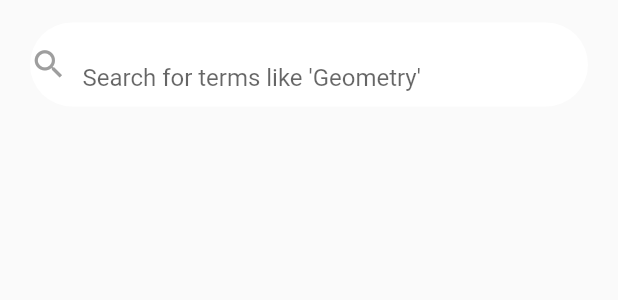
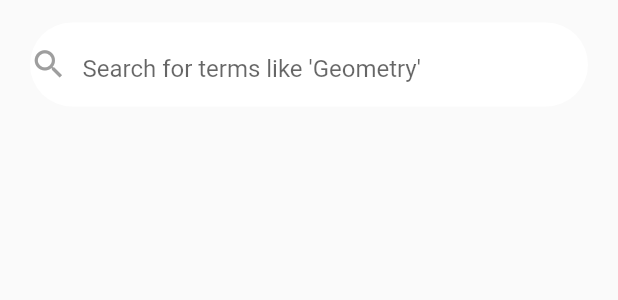
Before and after one commit to Pranav2918/UI_Design, a Flutter app: what searchBar() shows on an empty page, opened directly, on a phone screen of 412 x 824 dp. Shown: the top 300 px of the screen. Run offline on Flutter 3.47's test engine with Material 2 defaults, Android fonts, the phone set to English and light mode, and no system bars; our stand-ins replace flutter_screenutil, flutter_typeahead, font_awesome_flutter, share; network calls fail.

Commit message:
Designing pages of web

```diff
--- a/lib/screens/lesson/cards.dart
+++ b/lib/screens/lesson/cards.dart
@@ -3,8 +3,9 @@ import 'package:font_awesome_flutter/font_awesome_flutter.dart';
 import 'package:task_5/screens/lesson/sheetcards.dart';
 import 'package:task_5/screens/lesson/sheetheader.dart';
 
+// ignore: must_be_immutable
 class Cards extends StatelessWidget {
-  double finalHeight = 780;
+  double finalWidth = 400;
   final List<Map> cardList = [
     {
       'name': 'Mathematik',
@@ -36,7 +37,7 @@ class Cards extends StatelessWidget {
     return SingleChildScrollView(
       child: Container(
         margin: EdgeInsets.only(
-            top: MediaQuery.of(context).size.height < finalHeight ? 230 : 330,
+            top: MediaQuery.of(context).size.width < finalWidth ? 220 : 330,
             left: 15,
             right: 15),
         child: Column(
--- a/lib/screens/lesson/homepage.dart
+++ b/lib/screens/lesson/homepage.dart
@@ -1,22 +1,12 @@
 import 'package:flutter/material.dart';
-import 'package:flutter_screenutil/flutter_screenutil.dart';
-import 'package:task_5/screens/lesson/view1.dart';
-import 'package:task_5/screens/lesson/view2.dart';
+import 'package:task_5/screens/lesson/lessonview.dart';
 
 class HomePage extends StatelessWidget {
   @override
   Widget build(BuildContext context) {
     Size screenSize = MediaQuery.of(context).size;
     return Scaffold(
-      body: SafeArea(child: LayoutBuilder(
-        builder: (context, constraints) {
-          if (screenSize.height < 780) {
-            return View1();
-          } else {
-            return View2();
-          }
-        },
-      )),
+      body: SafeArea(child: LessonView()),
     );
   }
 }
--- a/lib/screens/lesson/view2.dart
+++ b/lib/screens/lesson/lessonview.dart
@@ -2,16 +2,17 @@ import 'package:flutter/material.dart';
 import 'package:task_5/screens/lesson/cards.dart';
 import 'package:task_5/screens/lesson/searchbar.dart';
 
-class View2 extends StatelessWidget {
+class LessonView extends StatelessWidget {
   String urlImage =
       "https://images.unsplash.com/photo-1419242902214-272b3f66ee7a?ixlib=rb-1.2.1&ixid=MnwxMjA3fDB8MHxzZWFyY2h8NXx8Z2FsYXh5fGVufDB8fDB8fA%3D%3D&auto=format&fit=crop&w=500&q=60";
+  double finalWidth = 400.0;
   @override
   Widget build(BuildContext context) {
     return Scaffold(
       backgroundColor: Color.fromRGBO(244, 244, 244, 0.9),
       body: Stack(children: <Widget>[
         Container(
-          height: 300,
+          height: MediaQuery.of(context).size.width < finalWidth ? 180 : 300,
           width: MediaQuery.of(context).size.width,
           // decoration: BoxDecoration(
           //     gradient: LinearGradient(
@@ -57,7 +58,9 @@ class View2 extends StatelessWidget {
           ),
         ),
         Container(
-            margin: EdgeInsets.only(top: 185, left: 15),
+            margin: EdgeInsets.only(
+                top: MediaQuery.of(context).size.width < finalWidth ? 90 : 185,
+                left: 15),
             child: Column(
               crossAxisAlignment: CrossAxisAlignment.start,
               children: [
@@ -71,14 +74,18 @@ class View2 extends StatelessWidget {
                 ),
               ],
             )),
-        Cards(),
         Container(
-            margin: EdgeInsets.only(left: 15, right: 15, top: 260),
+            margin: EdgeInsets.only(
+              left: 15,
+              right: 15,
+              top: MediaQuery.of(context).size.width < finalWidth ? 160 : 260,
+            ),
             width: MediaQuery.of(context).size.width,
             height: 60,
             decoration: BoxDecoration(
                 color: Colors.white, borderRadius: BorderRadius.circular(28)),
             child: searchBar(context)),
+        Cards(),
       ]),
     );
   }
--- a/lib/screens/lesson/searchbar.dart
+++ b/lib/screens/lesson/searchbar.dart
@@ -17,7 +17,7 @@ Widget searchBar(context) {
         ),
         Expanded(
           child: Container(
-            margin: EdgeInsets.only(left: 10,top: 13),
+            margin: EdgeInsets.only(left: 10,top: 6),
             child: TextField(
               decoration: InputDecoration(
                   hintText: "Search for terms like 'Geometry'",
--- a/lib/screens/platforms/platform.dart
+++ b/lib/screens/platforms/platform.dart
@@ -1,21 +1,11 @@
 import 'package:flutter/material.dart';
-import 'package:task_5/screens/platforms/platformView1.dart';
-import 'package:task_5/screens/platforms/platformView2.dart';
+import 'package:task_5/screens/platforms/platformview.dart';
 
 class Platforms extends StatelessWidget {
   @override
   Widget build(BuildContext context) {
-    Size screenSize = MediaQuery.of(context).size;
     return Scaffold(
-      body: SafeArea(child: LayoutBuilder(
-        builder: (context, constraints) {
-          if (screenSize.height < 780) {
-            return PlatformViewS();
-          } else {
-            return PlatformViewL();
-          }
-        },
-      )),
+      body: SafeArea(child: PlatformView()),
     );
   }
 }
--- a/lib/screens/platforms/platformcard.dart
+++ b/lib/screens/platforms/platformcard.dart
@@ -9,7 +9,7 @@ class PlatformCard extends StatefulWidget {
 }
 
 class _PlatformCardState extends State<PlatformCard> {
-  final double size = 780;
+  final double size = 400;
   List<CardInfo> platformCard = Platforms.getDetails();
   @override
   Widget build(BuildContext context) {
@@ -21,7 +21,7 @@ class _PlatformCardState extends State<PlatformCard> {
           mainAxisSpacing: 10,
           crossAxisCount: 1,
           childAspectRatio:
-              MediaQuery.of(context).size.height < size ? 1.5 : 1.7),
+              MediaQuery.of(context).size.width < size ? 1.4 : 1.7),
       itemBuilder: (context, index) {
         return GestureDetector(
           onTap: () {
--- a/lib/screens/platforms/platformView2.dart
+++ b/lib/screens/platforms/platformview.dart
@@ -1,9 +1,10 @@
 import 'package:flutter/material.dart';
 import 'package:task_5/screens/platforms/platformcard.dart';
 
-class PlatformViewL extends StatelessWidget {
+class PlatformView extends StatelessWidget {
   String urlImage =
       "https://images.unsplash.com/photo-1419242902214-272b3f66ee7a?ixlib=rb-1.2.1&ixid=MnwxMjA3fDB8MHxzZWFyY2h8NXx8Z2FsYXh5fGVufDB8fDB8fA%3D%3D&auto=format&fit=crop&w=500&q=60";
+  double finalWidth = 400.0;
   @override
   Widget build(BuildContext context) {
     return Scaffold(
@@ -12,7 +13,8 @@ class PlatformViewL extends StatelessWidget {
         child: Stack(
           children: <Widget>[
             Container(
-              height: 300,
+              height:
+                  MediaQuery.of(context).size.width < finalWidth ? 180 : 300,
               width: MediaQuery.of(context).size.width,
               decoration: BoxDecoration(
                   image: DecorationImage(
@@ -53,7 +55,11 @@ class PlatformViewL extends StatelessWidget {
               ),
             ),
             Container(
-                margin: EdgeInsets.only(top: 185, left: 15),
+                margin: EdgeInsets.only(
+                    top: MediaQuery.of(context).size.width < finalWidth
+                        ? 90
+                        : 185,
+                    left: 15),
                 child: Column(
                   crossAxisAlignment: CrossAxisAlignment.start,
                   children: [
@@ -70,7 +76,12 @@ class PlatformViewL extends StatelessWidget {
             Container(
               decoration:
                   BoxDecoration(borderRadius: BorderRadius.circular(12)),
-              margin: EdgeInsets.only(top: 270, left: 25, right: 25),
+              margin: EdgeInsets.only(
+                  top: MediaQuery.of(context).size.width < finalWidth
+                      ? 170
+                      : 270,
+                  left: 25,
+                  right: 25),
               child: Column(
                 children: [
                   PlatformCard(),
--- a/lib/screens/tutoring/inperson.dart
+++ b/lib/screens/tutoring/inperson.dart
@@ -6,7 +6,7 @@ import 'package:task_5/screens/tutoring/teacherdetails.dart';
 Widget inPersonTeachingCard(BuildContext context, double size) {
   return Container(
     margin: EdgeInsets.only(
-        top: (MediaQuery.of(context).size.height < size) ? 235 : 270,
+        top: (MediaQuery.of(context).size.width <= size) ? 255 : 270,
         left: 15,
         right: 15),
     child: ListView.builder(
--- a/lib/screens/tutoring/onlineteaching.dart
+++ b/lib/screens/tutoring/onlineteaching.dart
@@ -5,7 +5,7 @@ import 'package:task_5/data/tutoring/onlineteacher.dart';
 Widget onlineTeachingCard(BuildContext context, double size) {
   return Container(
     margin: EdgeInsets.only(
-        top: (MediaQuery.of(context).size.height < size) ? 235 : 270,
+        top: (MediaQuery.of(context).size.width < size) ? 255 : 270,
         left: 15,
         right: 15),
     child: ListView.builder(
--- a/lib/screens/tutoring/teacherdetails.dart
+++ b/lib/screens/tutoring/teacherdetails.dart
@@ -5,7 +5,6 @@ import 'package:task_5/screens/tutoring/inperson.dart';
 
 class TeacherDetails extends StatelessWidget {
   final int index;
-  num mainSize = 780.0;
   TeacherDetails({
     required this.index,
   });
@@ -127,7 +126,7 @@ Widget detailSection(BuildContext context) {
           crossAxisAlignment: CrossAxisAlignment.center,
           children: [
             FaIcon(FontAwesomeIcons.language, size: 19),
-            SizedBox(height: 10),
+            SizedBox(height: 5),
             Text('English', style: TextStyle(fontSize: 14))
           ],
         ),
--- a/lib/screens/tutoring/tutoringview.dart
+++ b/lib/screens/tutoring/tutoringview.dart
@@ -10,7 +10,7 @@ class TutoringView extends StatefulWidget {
 }
 
 class _TutoringViewState extends State<TutoringView> {
-  double mainSize = 780.0;
+  double mainSize = 400;
   TextEditingController searchController = TextEditingController();
   bool selectedTab = false;
   String urlImage =
@@ -28,11 +28,10 @@ class _TutoringViewState extends State<TutoringView> {
               width: MediaQuery.of(context).size.width,
               height: 100,
               margin: EdgeInsets.only(
-                  top: (MediaQuery.of(context).size.height < mainSize)
-                      ? 175
-                      : 230,
-                  left: 20,
-                  right: 20),
+                top: MediaQuery.of(context).size.width < mainSize ? 180 : 225,
+                left: 20,
+                right: 20,
+              ),
               child: Row(
                 mainAxisAlignment: MainAxisAlignment.spaceBetween,
                 children: <Widget>[
@@ -149,7 +148,7 @@ class _TutoringViewState extends State<TutoringView> {
 
 Widget headerBackground(BuildContext context, String img, double size) {
   return Container(
-    height: (MediaQuery.of(context).size.height < size) ? 200 : 250,
+    height: (MediaQuery.of(context).size.width < size) ? 200 : 250,
     width: MediaQuery.of(context).size.width,
     decoration: BoxDecoration(
         image: DecorationImage(image: NetworkImage(img), fit: BoxFit.cover)),
@@ -159,7 +158,7 @@ Widget headerBackground(BuildContext context, String img, double size) {
 Widget headerTitle(BuildContext context, double size) {
   return Container(
     margin: EdgeInsets.only(
-        top: (MediaQuery.of(context).size.height < size) ? 130 : 150, left: 15),
+        top: (MediaQuery.of(context).size.width < size) ? 100 : 150, left: 15),
     child: Column(
       crossAxisAlignment: CrossAxisAlignment.start,
       children: [
```
Also changed, not shown: lib/main.dart (+10 -3 lines), lib/screens/lesson/view1.dart (deleted, +0 -80 lines), lib/screens/platforms/details.dart (+11 -9 lines), lib/screens/platforms/platformView1.dart (deleted, +0 -85 lines), lib/screens/websection/mainview.dart (added, +14 -0 lines), lib/screens/websection/weblesson/data/popular_topics.dart (added, +42 -0 lines), lib/screens/websection/weblesson/lessonview.dart (added, +169 -0 lines).
